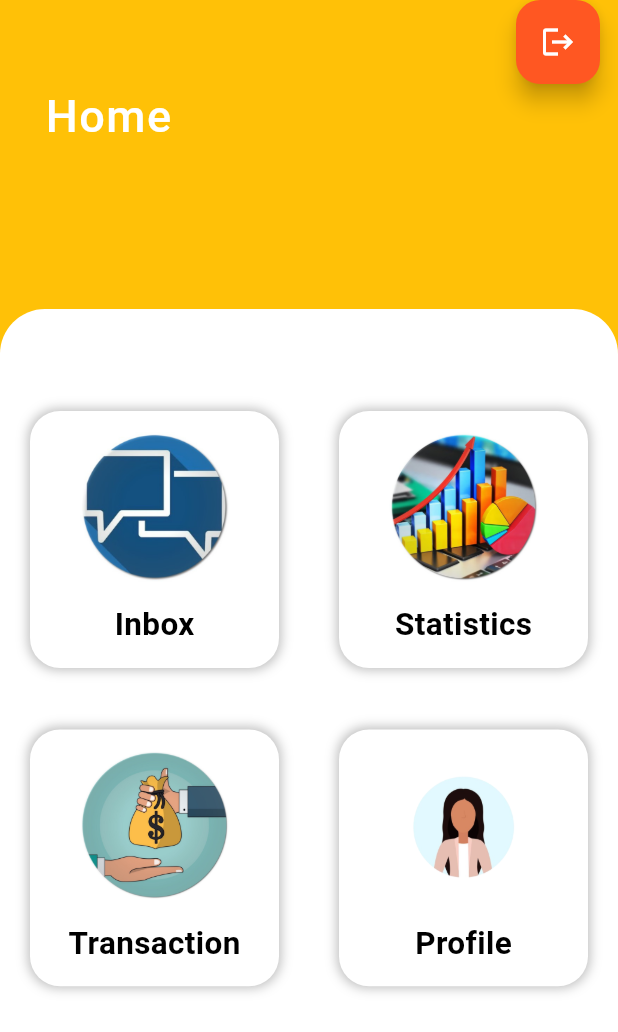
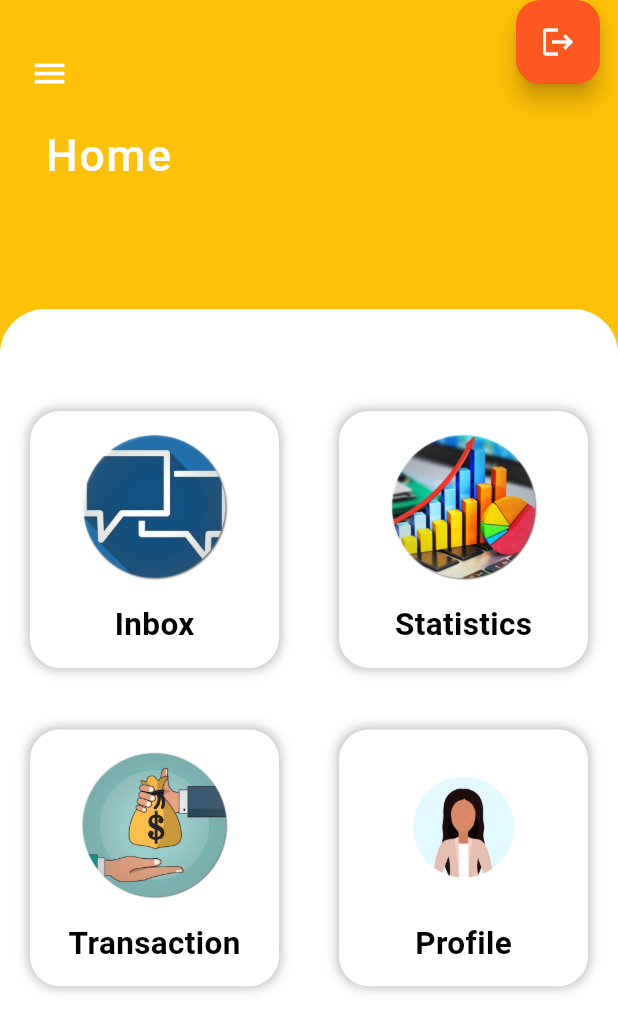
Before and after one commit to 52ndSymphony/CoinCare, a Flutter app: the screen it shows once a user with an empty profile is signed in, on a phone screen of 412 x 824 dp. Shown: the top 1032 px of the screen. Run offline on Flutter 3.47's test engine with Material 3 defaults, Android fonts, the phone set to English and light mode, and no system bars; our stand-ins replace animated_splash_screen, cloud_firestore, firebase_auth, firebase_core, firebase_messaging, flutter_screenutil and 1 more; accounts and stored records are empty.

```diff
--- a/lib/home.dart
+++ b/lib/home.dart
@@ -70,9 +70,11 @@ class HomePage extends StatelessWidget {
                     child: Row(
                       mainAxisAlignment: MainAxisAlignment.spaceBetween,
                       children: [
-
-
-
+                        const Icon(
+                          Icons.menu,
+                          color: Colors.white,
+                          size: 26,
+                        ),
                       ],
                     ),
                   ),
```
